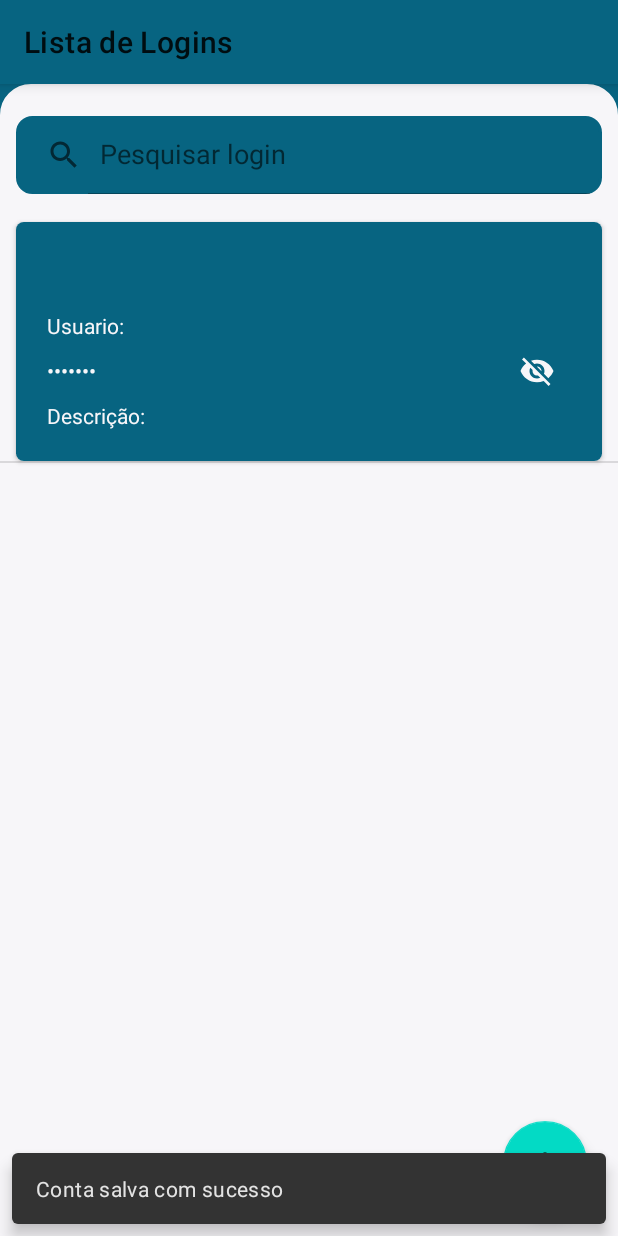
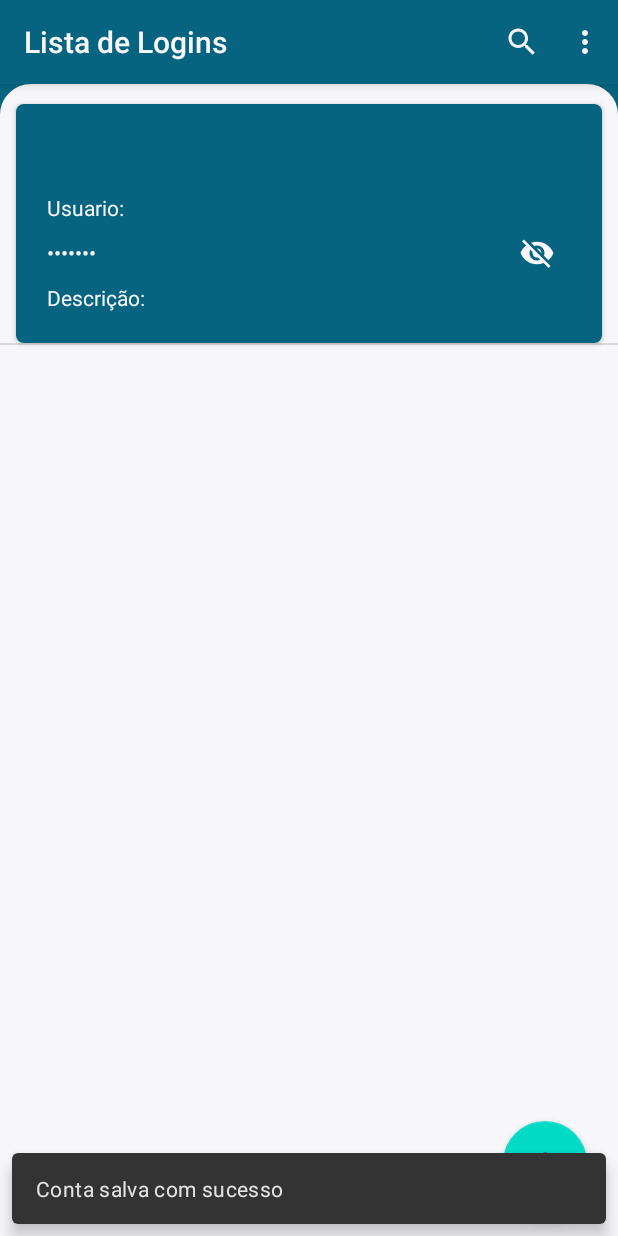
Before and after one commit to clebernascimento/User_Accounts, an Android app: the AccountsFragment screen opened through its navigation route, after a tap on "SALVAR", on a phone screen of 412 x 824 dp. Run offline under Robolectric (Android 15) with nearby library versions, the phone set to English and light mode, and no system bars; our stand-ins replace Room's generated code, data binding, navigation-ui, sdp/ssp sizes; Roboto replaces fonts that are not available here.

Commit message:
fix: search toolbar and menuItem

```diff
--- a/app/build.gradle
+++ b/app/build.gradle
@@ -14,7 +14,7 @@ android {
         minSdk 21
         targetSdk 31
         versionCode 1
-        versionName "1.0"
+        versionName "0.1.1"
 
         testInstrumentationRunner "androidx.test.runner.AndroidJUnitRunner"
     }
--- a/app/src/main/java/com/soft/useraccounts/MainActivity.kt
+++ b/app/src/main/java/com/soft/useraccounts/MainActivity.kt
@@ -1,12 +1,17 @@
 package com.soft.useraccounts
 
+import android.icu.lang.UCharacter.GraphemeClusterBreak.T
 import androidx.appcompat.app.AppCompatActivity
 import android.os.Bundle
+import android.view.Menu
+import android.view.MenuItem
+import android.widget.SearchView
 import androidx.navigation.NavController
 import androidx.navigation.fragment.NavHostFragment
 import androidx.navigation.ui.AppBarConfiguration
 import androidx.navigation.ui.navigateUp
 import androidx.navigation.ui.setupActionBarWithNavController
+import com.soft.useraccounts.ui.accountList.AccountListFragment
 import kotlinx.android.synthetic.main.activity_main.*
 
 class MainActivity : AppCompatActivity() {
--- a/app/src/main/java/com/soft/useraccounts/ui/accountList/AccountListFragment.kt
+++ b/app/src/main/java/com/soft/useraccounts/ui/accountList/AccountListFragment.kt
@@ -1,16 +1,19 @@
 package com.soft.useraccounts.ui.accountList
 
-import androidx.lifecycle.ViewModelProvider
 import android.os.Bundle
-import android.text.InputType
-import androidx.fragment.app.Fragment
+import android.view.Menu
+import android.view.MenuInflater
 import android.view.View
 import android.widget.SearchView
+import androidx.fragment.app.Fragment
 import androidx.fragment.app.viewModels
 import androidx.lifecycle.ViewModel
+import androidx.lifecycle.ViewModelProvider
 import androidx.navigation.fragment.findNavController
 import androidx.recyclerview.widget.DividerItemDecoration
 import androidx.recyclerview.widget.LinearLayoutManager
+import com.soft.useraccounts.BuildConfig
+import com.soft.useraccounts.MainActivity
 import com.soft.useraccounts.R
 import com.soft.useraccounts.data.AppDataBase
 import com.soft.useraccounts.data.model.AccountsEntity
@@ -23,10 +26,6 @@ import kotlinx.android.synthetic.main.account_list_fragment.*
 import kotlinx.android.synthetic.main.accounts_fragment.*
 import kotlinx.android.synthetic.main.accounts_fragment.view.*
 import kotlinx.android.synthetic.main.item_accounts.*
-import android.text.method.PasswordTransformationMethod
-
-
-
 
 class AccountListFragment : Fragment(R.layout.account_list_fragment) {
 
@@ -44,10 +43,12 @@ class AccountListFragment : Fragment(R.layout.account_list_fragment) {
     private lateinit var adapter: AccountAdapter
     private lateinit var utilList: UtilList
 
+    private lateinit var mainActivity: MainActivity
+
     override fun onViewCreated(view: View, savedInstanceState: Bundle?) {
         super.onViewCreated(view, savedInstanceState)
 
-        searchAccountSetup()
+        setHasOptionsMenu(true)
         observeViewModelEvents()
         configureViewListeners()
         setupUI()
@@ -58,6 +59,7 @@ class AccountListFragment : Fragment(R.layout.account_list_fragment) {
         activity?.let {
             val list = it
             utilList = UtilList(list)
+            mainActivity = (requireActivity() as MainActivity)
         }
         viewModel.getAccounts()
     }
@@ -81,8 +83,12 @@ class AccountListFragment : Fragment(R.layout.account_list_fragment) {
             allAccounts.let { resources ->
                 when (resources.status) {
                     Status.SUCCESS -> {
-                        utilList.setSuccess()
-                        resources.data?.let(::retrieveList)
+                        if (resources.data?.isNullOrEmpty() == true) {
+                            utilList.setError()
+                        } else {
+                            utilList.setSuccess()
+                            resources.data?.let(::retrieveList)
+                        }
                     }
                     Status.ERROR -> {
                         utilList.setError()
@@ -102,24 +108,31 @@ class AccountListFragment : Fragment(R.layout.account_list_fragment) {
     fun onItemClick(waterfall: AccountsEntity?, position: Int) {
         if (waterfall != null) {
             val directions = AccountListFragmentDirections
-              .actionAccountListFragmentToAccountsFragment(waterfall)
+                .actionAccountListFragmentToAccountsFragment(waterfall)
             findNavController().navigateWithAnimations(directions)
             adapter.notifyItemChanged(position)
         }
     }
 
-    private fun searchAccountSetup() {
+    override fun onCreateOptionsMenu(menu: Menu, inflater: MenuInflater) {
+        mainActivity.menuInflater.inflate(R.menu.menu, menu)
+        val search = menu.findItem(R.id.appSearchBar)
+        val versionn = menu.findItem(R.id.version)
+        versionn.setTitle("Versão " + BuildConfig.VERSION_NAME)
+        val searchView = search.actionView as SearchView
+        searchView.queryHint = "Pesquisar Logins"
         searchView.setOnQueryTextListener(object : SearchView.OnQueryTextListener {
-            override fun onQueryTextSubmit(query: String): Boolean {
+            override fun onQueryTextSubmit(query: String?): Boolean {
                 search(query)
                 return false
             }
 
-            override fun onQueryTextChange(newText: String): Boolean {
+            override fun onQueryTextChange(newText: String?): Boolean {
                 search(newText)
-                return false
+                return true
             }
         })
+        return super.onCreateOptionsMenu(menu, inflater)
     }
 
     private fun search(text: String?) {
@@ -137,7 +150,7 @@ class AccountListFragment : Fragment(R.layout.account_list_fragment) {
                         }
                     }
                     if (listName.isNullOrEmpty()) {
-                       utilList.setError()
+                        utilList.setError()
                     }
                 }
                 updateRecyclerView()
--- a/app/src/main/res/layout/account_list_fragment.xml
+++ b/app/src/main/res/layout/account_list_fragment.xml
@@ -18,38 +18,17 @@
         android:background="@drawable/layout_account"
         tools:context=".ui.accountList.AccountListFragment">
 
-        <androidx.constraintlayout.widget.ConstraintLayout
-            android:id="@+id/layout_search"
-            android:layout_width="match_parent"
-            android:layout_height="wrap_content"
-            android:layout_marginTop="@dimen/_8sdp"
-            app:layout_constraintEnd_toEndOf="parent"
-            app:layout_constraintStart_toStartOf="parent"
-            app:layout_constraintTop_toTopOf="parent">
-
-            <SearchView
-                android:id="@+id/searchView"
-                style="@style/style_search"
-                app:boxStrokeColor="@color/green_xd"
-                app:layout_constraintBottom_toBottomOf="parent"
-                app:layout_constraintEnd_toEndOf="parent"
-                app:layout_constraintHorizontal_bias="0.523"
-                app:layout_constraintStart_toStartOf="parent"
-                app:layout_constraintTop_toTopOf="parent"
-                app:layout_constraintVertical_bias="0.476" />
-
-        </androidx.constraintlayout.widget.ConstraintLayout>
-
         <androidx.recyclerview.widget.RecyclerView
             android:id="@+id/recycler_accounts"
             android:layout_width="match_parent"
             android:layout_height="0dp"
-            android:visibility="visible"
+            android:layout_marginTop="@dimen/_4sdp"
+            android:visibility="gone"
             app:layoutManager="androidx.recyclerview.widget.LinearLayoutManager"
             app:layout_constraintBottom_toBottomOf="parent"
             app:layout_constraintEnd_toEndOf="parent"
             app:layout_constraintStart_toStartOf="parent"
-            app:layout_constraintTop_toBottomOf="@+id/layout_search"
+            app:layout_constraintTop_toTopOf="parent"
             tools:listitem="@layout/item_accounts" />
 
         <com.google.android.material.floatingactionbutton.FloatingActionButton
@@ -68,7 +47,7 @@
             app:layout_constraintBottom_toBottomOf="parent"
             app:layout_constraintEnd_toEndOf="parent"
             app:layout_constraintStart_toStartOf="parent"
-            app:layout_constraintTop_toBottomOf="@+id/layout_search">
+            app:layout_constraintTop_toTopOf="parent">
 
             <com.airbnb.lottie.LottieAnimationView
                 android:id="@+id/opLottie"
@@ -93,7 +72,7 @@
             app:layout_constraintBottom_toBottomOf="parent"
             app:layout_constraintEnd_toEndOf="parent"
             app:layout_constraintStart_toStartOf="parent"
-            app:layout_constraintTop_toBottomOf="@+id/layout_search" />
+            app:layout_constraintTop_toTopOf="parent" />
 
     </androidx.constraintlayout.widget.ConstraintLayout>
 </layout>
--- a/app/src/main/res/layout/activity_main.xml
+++ b/app/src/main/res/layout/activity_main.xml
@@ -13,7 +13,7 @@
             android:layout_height="?attr/actionBarSize"
             android:background="?attr/colorPrimary"
             android:elevation="@dimen/_4sdp"
-            android:theme="@style/ThemeOverlay.AppCompat.ActionBar"
+            android:theme="@style/ToolbarTheme"
             app:layout_constraintEnd_toEndOf="parent"
             app:layout_constraintStart_toStartOf="parent"
             app:layout_constraintTop_toTopOf="parent"
--- a/app/src/main/res/menu/menu.xml
+++ b/app/src/main/res/menu/menu.xml
@@ -4,7 +4,20 @@
     <item
         android:id="@+id/appSearchBar"
         android:icon="@drawable/ic_search"
-        android:title="Search"
+        android:title="@string/text_search"
+        android:contentDescription="@string/text_search"
         app:actionViewClass="android.widget.SearchView"
-        app:showAsAction="ifRoom" />
+        app:showAsAction="ifRoom|withText" />
+
+    <item
+        android:id="@+id/share"
+        android:title="Compartilhar App"
+        app:actionViewClass="android.widget.SearchView"
+        app:showAsAction="never" />
+
+    <item
+        android:id="@+id/version"
+        android:title="Versão"
+        app:actionViewClass="android.widget.SearchView"
+        app:showAsAction="never" />
 </menu>
--- a/app/src/main/res/values-night/strings.xml
+++ b/app/src/main/res/values-night/strings.xml
@@ -16,4 +16,5 @@
     <string name="list_user_accounts">Lista de Logins</string>
     <string name="text_erro_list">Ops! Nada Encontrado!</string>
     <string name="text_title">Crie/Edite suas informções de login</string>
+    <string name="text_search">Pesquisa</string>
 </resources>
--- a/app/src/main/res/values/strings.xml
+++ b/app/src/main/res/values/strings.xml
@@ -17,4 +17,5 @@
     <string name="list_user_accounts">Lista de Logins</string>
     <string name="text_erro_list">Ops! Nada Encontrado!</string>
     <string name="text_title">Crie/Edite suas informções de login</string>
+    <string name="text_search">Pesquisa</string>
 </resources>
--- a/app/src/main/res/values/themes.xml
+++ b/app/src/main/res/values/themes.xml
@@ -4,7 +4,7 @@
         <!-- Primary brand color. -->
         <item name="colorPrimary">@color/blue_xd</item>
         <item name="colorPrimaryVariant">@color/blue_xd</item>
-        <item name="colorOnPrimary">@color/white</item>
+        <item name="colorOnPrimary">@color/white_xd</item>
         <!-- Secondary brand color. -->
         <item name="colorSecondary">@color/teal_200</item>
         <item name="colorSecondaryVariant">@color/teal_700</item>
@@ -13,4 +13,12 @@
         <item name="android:statusBarColor" tools:targetApi="l">?attr/colorPrimaryVariant</item>
         <!-- Customize your theme here. -->
     </style>
+
+    <style name="ToolbarTheme" parent="Theme.AppCompat.Light.NoActionBar">
+        <item name="colorPrimary">@color/blue_xd</item>
+        <item name="colorPrimaryVariant">@color/blue_xd</item>
+        <item name="android:textColorPrimary">@color/white_xd</item>
+        <item name="android:textColorSecondary">@color/white_xd</item>
+        <item name="android:textColor">@color/blue_xd</item>
+    </style>
 </resources>
```
